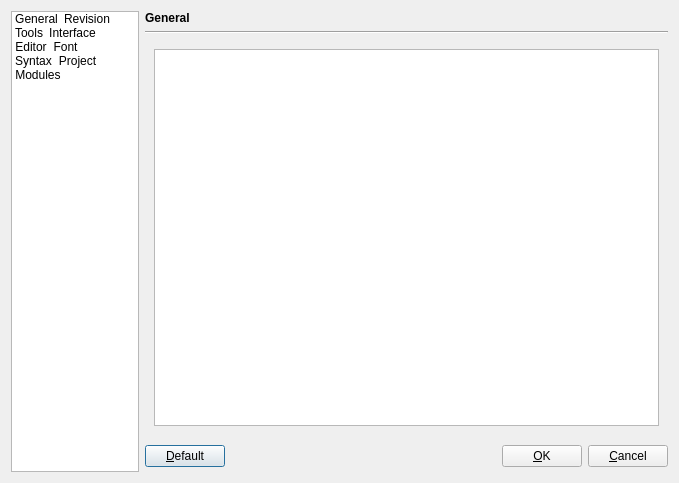
Qt form xinx/ui/custom.ui (phoenix741/xinx) before a commit.
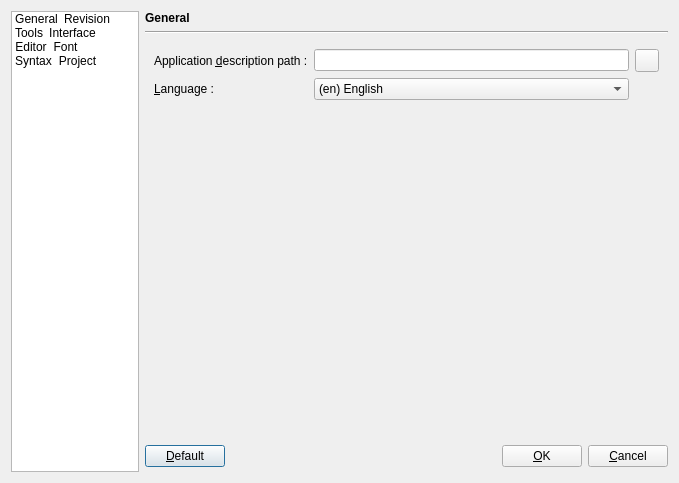
The same form after that commit. The open tabs and pages were chosen to show the change. Icons and pictures are not drawn. Custom widgets are drawn as their Qt base class.

Patch:
```diff
--- a/xinx/ui/custom.ui
+++ b/xinx/ui/custom.ui
@@ -106,14 +106,6 @@
        <iconset resource="../application.qrc" >:/images/preferences-project.png</iconset>
       </property>
      </item>
-     <item>
-      <property name="text" >
-       <string>Modules</string>
-      </property>
-      <property name="icon" >
-       <iconset resource="../application.qrc" >:/images/preferences-plugin.png</iconset>
-      </property>
-     </item>
     </widget>
    </item>
    <item row="0" column="1" >
@@ -883,13 +875,6 @@
        </item>
       </layout>
      </widget>
-     <widget class="QWidget" name="m_modules" >
-      <layout class="QGridLayout" >
-       <item row="0" column="0" >
-        <widget class="XinxPluginSelector" name="m_pluginListView" />
-       </item>
-      </layout>
-     </widget>
     </widget>
    </item>
    <item row="3" column="1" >
@@ -949,11 +934,6 @@
    <extends>QComboBox</extends>
    <header>kcolorcombo.h</header>
   </customwidget>
-  <customwidget>
-   <class>XinxPluginSelector</class>
-   <extends>QListView</extends>
-   <header>xinxpluginselector.h</header>
-  </customwidget>
  </customwidgets>
  <tabstops>
   <tabstop>m_autoHighlightCheckBox</tabstop>
```
